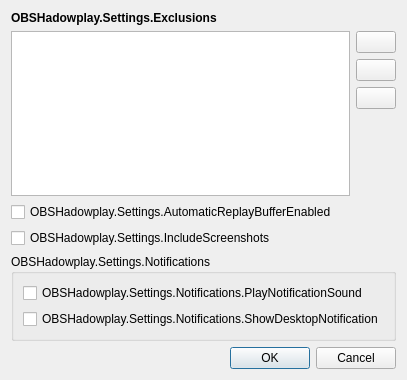
First picture: the form in src/ui/SettingsDialog.ui, repository EZ64cool/obs-hadowplay, before the edit.
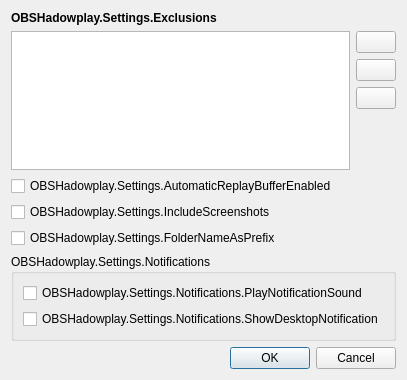
Second picture: the form after the edit.

Commit message: added ability to toggle file-rename in settings

Diff of the .ui file:
```diff
--- a/src/ui/SettingsDialog.ui
+++ b/src/ui/SettingsDialog.ui
@@ -132,6 +132,13 @@
      </property>
     </widget>
    </item>
+   <item>
+    <widget class="QCheckBox" name="folder_name_as_prefix">
+     <property name="text">
+      <string>OBSHadowplay.Settings.FolderNameAsPrefix</string>
+     </property>
+    </widget>
+   </item>
    <item>
     <widget class="QGroupBox" name="group_box_global">
      <property name="title">
```
The commit also changes 7 other files.
